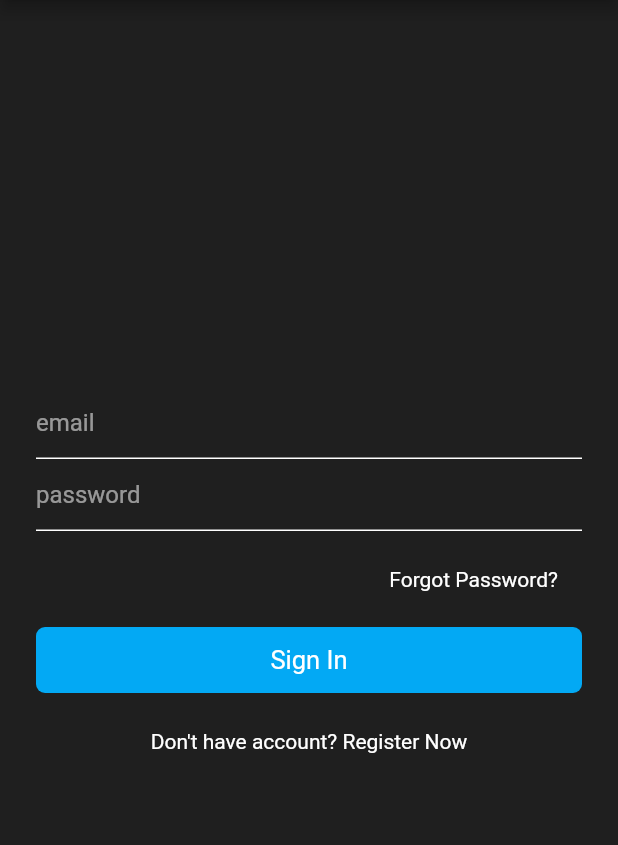
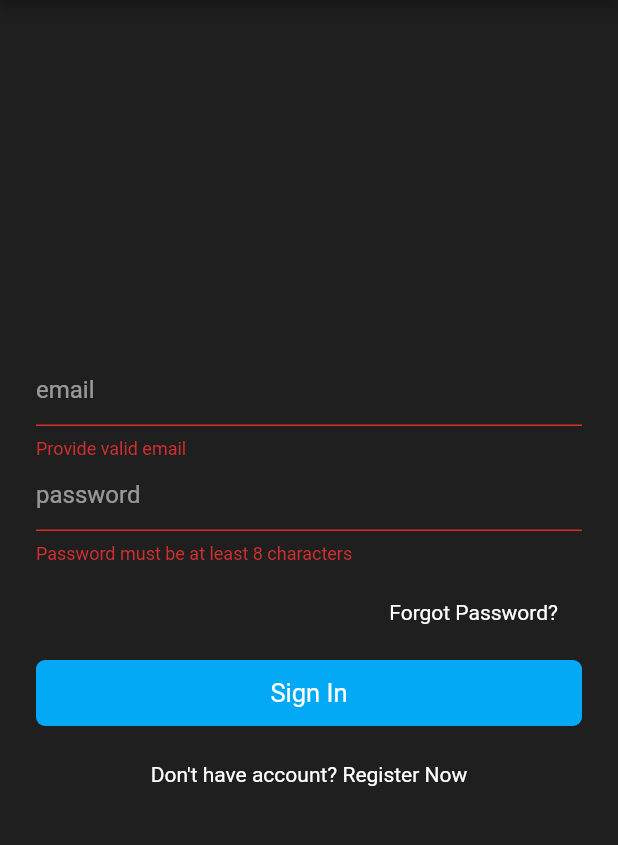
Before and after one commit to anthonycedeno/flutter-chat-app, a Flutter app: the ChatRoom screen opened directly, after a tap on the "exit to app" icon, after a tap on "Sign In", on a phone screen of 412 x 824 dp, the part 84-929 px from its top. Run offline on Flutter 3.47's test engine with Material 2 defaults, Android fonts, the phone set to English and light mode, and no system bars; our stand-ins replace firebase_auth; accounts and stored records are empty.

Commit message:
finished implementing sign in

```diff
--- a/lib/views/chat_rooms.dart
+++ b/lib/views/chat_rooms.dart
@@ -1,4 +1,5 @@
 import 'package:flutter/material.dart';
+import 'package:flutter_chat/views/search.dart';
 import '../helper/authenticate.dart';
 
 import '../services/auth.dart';
@@ -35,6 +36,17 @@ class _ChatRoomState extends State<ChatRoom> {
           ),
         ],
       ),
+      floatingActionButton: FloatingActionButton(
+        child: Icon(Icons.search),
+        onPressed: () {
+          Navigator.push(
+            context,
+            MaterialPageRoute(
+              builder: (context) => Search(),
+            ),
+          );
+        },
+      ),
     );
   }
 }
--- a/lib/views/sign_in.dart
+++ b/lib/views/sign_in.dart
@@ -1,5 +1,7 @@
 import 'package:flutter/material.dart';
 
+import '../services/auth.dart';
+import '../views/chat_rooms.dart';
 import '../widgets/textformfieldwidget.dart';
 import '../widgets/custombuttonwidget.dart';
 
@@ -11,6 +13,30 @@ class SignIn extends StatefulWidget {
 }
 
 class _SignInState extends State<SignIn> {
+  bool isLoading = false;
+  Auth auth = new Auth();
+  final formKey = GlobalKey<FormState>();
+  TextEditingController emailController = new TextEditingController();
+  TextEditingController passwordController = new TextEditingController();
+
+  signMeIn() {
+    if (formKey.currentState.validate()) {
+      setState(() {
+        isLoading = true;
+      });
+
+      auth
+          .signInWithEmailAndPassword(
+              emailController.text, passwordController.text)
+          .then((value) {
+        //print("${value.userId}");
+
+        Navigator.pushReplacement(
+            context, MaterialPageRoute(builder: (context) => ChatRoom()));
+      });
+    }
+  }
+
   @override
   Widget build(BuildContext context) {
     // double width = MediaQuery.of(context).size.width;
@@ -20,7 +46,9 @@ class _SignInState extends State<SignIn> {
       appBar: AppBar(
         title: Text('ChatApp'),
       ),
-      body: Container(
+      body: isLoading
+          ? Center(child: Container(child: CircularProgressIndicator()))
+          : Container(
               padding: EdgeInsets.symmetric(
                 horizontal: 24.0,
               ),
@@ -28,7 +56,12 @@ class _SignInState extends State<SignIn> {
                 mainAxisAlignment: MainAxisAlignment.center,
                 crossAxisAlignment: CrossAxisAlignment.stretch,
                 children: [
+                  Form(
+                    key: formKey,
+                    child: Column(
+                      children: [
                         TextFormFieldWidget(
+                          controller: emailController,
                           hintText: 'email',
                           textType: TextInputType.emailAddress,
                           validator: (val) {
@@ -40,6 +73,7 @@ class _SignInState extends State<SignIn> {
                           },
                         ),
                         TextFormFieldWidget(
+                          controller: passwordController,
                           hintText: 'password',
                           obscureText: true,
                           validator: (val) {
@@ -47,6 +81,9 @@ class _SignInState extends State<SignIn> {
                                 ? "Password must be at least 8 characters"
                                 : null;
                           },
+                        ),
+                      ],
+                    ),
                   ),
                   SizedBox(
                     height: 16.0,
@@ -66,7 +103,9 @@ class _SignInState extends State<SignIn> {
                     height: 16.0,
                   ),
                   GestureDetector(
-              onTap: () {},
+                    onTap: () {
+                      signMeIn();
+                    },
                     child: CustomButton(
                       text: 'Sign In',
                     ),
```
Also changed, not shown: lib/views/search.dart (added, +62 -0 lines). Lines whose indentation alone changed are shown as unchanged.
